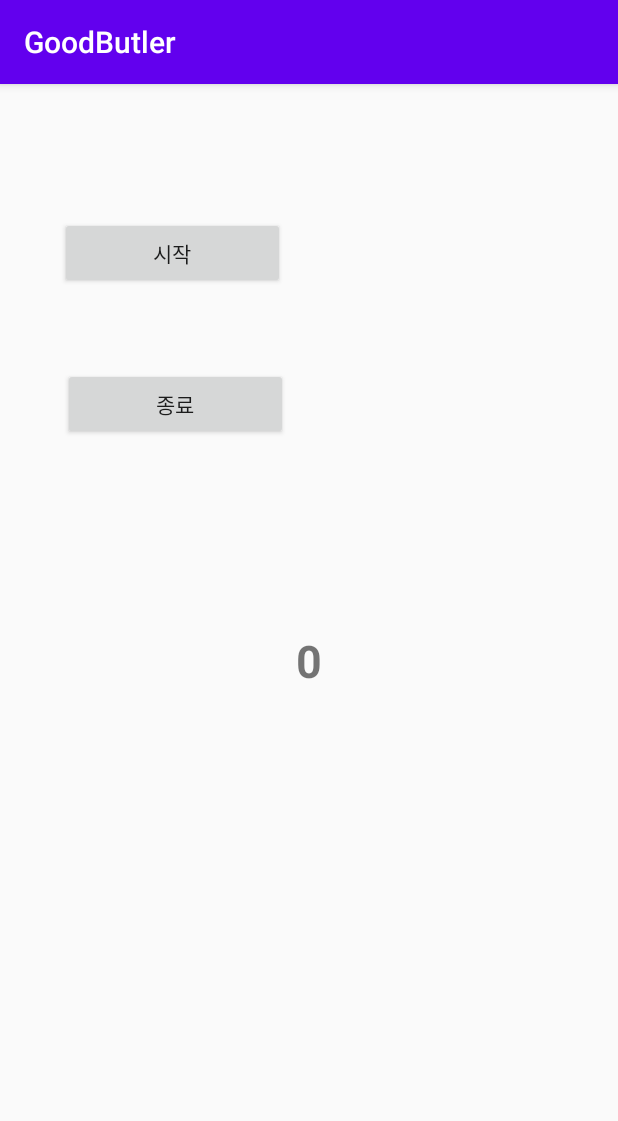
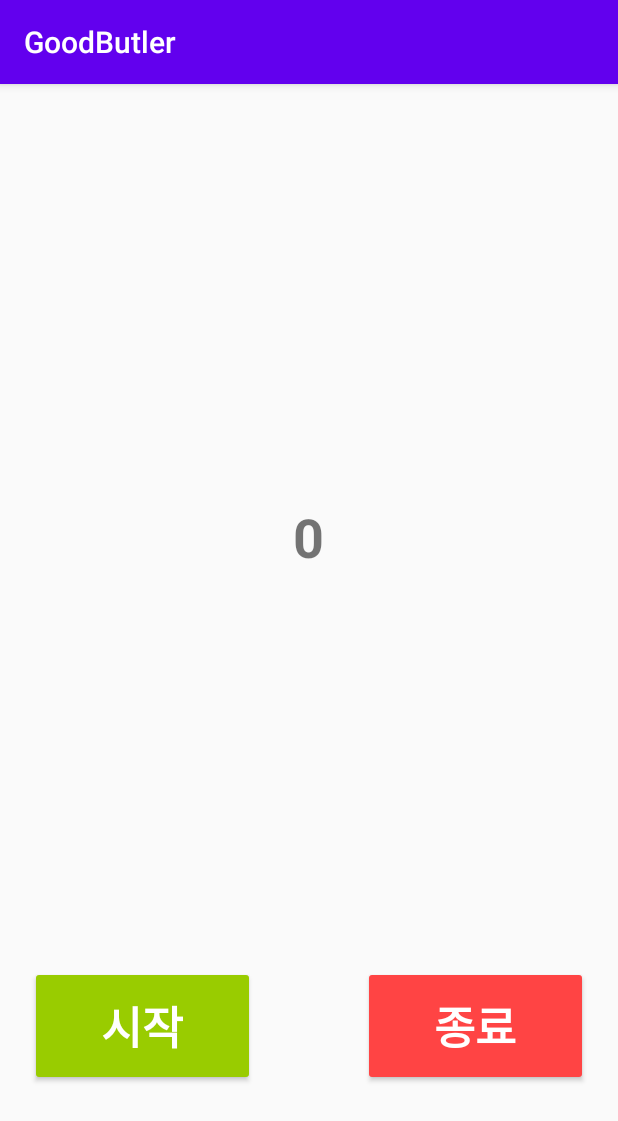
Before and after one commit to zer05um2017/GoodButler, an Android app: the PedometerActivity screen opened directly, with no data from a screen before it, on a phone screen of 412 x 824 dp. Shown: the top 1121 px of the screen. Run offline under Robolectric (Android 15) with nearby library versions, the phone set to English and light mode, and no system bars.

Commit message:
fixed bugs

```diff
--- a/app/src/main/AndroidManifest.xml
+++ b/app/src/main/AndroidManifest.xml
@@ -14,7 +14,7 @@
         android:supportsRtl="true"
         android:theme="@style/AppTheme">
         <activity android:name=".bloodglucose.BloodGlucoseActivity"
-                  android:windowSoftInputMode="stateAlwaysVisible"/>
+                  android:windowSoftInputMode="adjustResize"/>
         <activity android:name=".main.MainActivity">
             <intent-filter>
                 <action android:name="android.intent.action.MAIN" />
@@ -24,10 +24,10 @@
         </activity>
         <activity android:name=".graph.GraphActivity" />
         <activity android:name=".insulin.InsulinActivity"
-                  android:windowSoftInputMode="stateAlwaysVisible"/>
+                  android:windowSoftInputMode="adjustResize"/>
         <activity android:name=".pedometer.PedometerActivity" />
         <activity android:name=".feeding.FeedingActivity"
-                  android:windowSoftInputMode="stateAlwaysVisible"/>
+                  android:windowSoftInputMode="adjustResize"/>
     </application>
 
 </manifest>
--- a/app/src/main/java/com/j2d2/pedometer/PedometerActivity.kt
+++ b/app/src/main/java/com/j2d2/pedometer/PedometerActivity.kt
@@ -6,9 +6,11 @@ import android.hardware.SensorEvent
 import android.hardware.SensorEventListener
 import android.hardware.SensorManager
 import android.os.Bundle
+import android.widget.Toast
 import androidx.appcompat.app.AppCompatActivity
 import com.j2d2.R
 import kotlinx.android.synthetic.main.activity_pedometer.*
+import java.lang.Exception
 
 class PedometerActivity : AppCompatActivity(), SensorEventListener {
     private var mSteps = 0
@@ -19,13 +21,21 @@ class PedometerActivity : AppCompatActivity(), SensorEventListener {
     override fun onCreate(savedInstanceState: Bundle?) {
         super.onCreate(savedInstanceState)
         setContentView(R.layout.activity_pedometer)
-        sensorManager = getSystemService(Context.SENSOR_SERVICE) as SensorManager
-        stepCountSensor = sensorManager.getDefaultSensor(Sensor.TYPE_STEP_COUNTER)
+
+        try {
+            sensorManager = getSystemService(Context.SENSOR_SERVICE) as SensorManager
+            stepCountSensor = sensorManager.getDefaultSensor(Sensor.TYPE_STEP_COUNTER)
+        } catch (e: Exception) {
+            Toast.makeText(this@PedometerActivity, getString(R.string.com_j2d2_pedometer_pedometer_message_unsupported_pedometer), Toast.LENGTH_LONG).show()
+            finish()
+            return
+        }
 
 //        if (sensorManager.getDefaultSensor(Sensor.TYPE_STEP_COUNTER) != null) {
-//            Toast.makeText(this,"Success! There's a pressure sensor.", Toast.LENGTH_LONG)
+//            //Toast.makeText(this,"Success! There's a pressure sensor.", Toast.LENGTH_LONG)
 //        } else {
 //            Toast.makeText(this,"Failure! No pressure sensor.", Toast.LENGTH_LONG)
+//            return
 //        }
 
         btnStart.setOnClickListener {
--- a/app/src/main/res/layout/activity_feeding.xml
+++ b/app/src/main/res/layout/activity_feeding.xml
@@ -66,7 +66,7 @@
             android:id="@+id/rdoDryMethod"
             android:layout_width="130dp"
             android:layout_height="wrap_content"
-            android:checked="false"
+            android:checked="true"
             android:focusable="auto"
             android:selectAllOnFocus="true"
             android:text="건식"
@@ -92,7 +92,6 @@
         android:layout_marginTop="18dp"
         android:ems="10"
         android:focusable="auto"
-        android:hint="W/D"
         android:textAlignment="textStart"
         android:textSize="20sp"
         app:layout_constraintStart_toEndOf="@+id/textView20"
@@ -106,7 +105,6 @@
         android:layout_marginTop="15dp"
         android:ems="10"
         android:focusable="auto"
-        android:hint="177"
         android:inputType="numberDecimal"
         android:textAlignment="textEnd"
         android:textSize="20sp"
--- a/app/src/main/res/layout/activity_insulin.xml
+++ b/app/src/main/res/layout/activity_insulin.xml
@@ -151,7 +151,6 @@
         android:layout_marginTop="18dp"
         android:ems="10"
         android:focusable="auto"
-        android:hint="0.5"
         android:inputType="numberDecimal"
         android:textAlignment="textEnd"
         android:textSize="20sp"
@@ -178,7 +177,6 @@
         android:layout_marginTop="15dp"
         android:ems="10"
         android:focusable="auto"
-        android:hint="20"
         android:inputType="numberDecimal"
         android:textAlignment="textEnd"
         android:textSize="20sp"
@@ -223,7 +221,7 @@
             android:id="@+id/rdoHumulinN"
             android:layout_width="130dp"
             android:layout_height="wrap_content"
-            android:checked="false"
+            android:checked="true"
             android:focusable="auto"
             android:selectAllOnFocus="true"
             android:text="휴물린엔"
--- a/app/src/main/res/layout/activity_pedometer.xml
+++ b/app/src/main/res/layout/activity_pedometer.xml
@@ -12,33 +12,40 @@
         android:layout_height="wrap_content"
         android:text="0"
         android:textAlignment="center"
-        android:textSize="30sp"
+        android:textSize="36sp"
         android:textStyle="bold"
         app:layout_constraintBottom_toBottomOf="parent"
         app:layout_constraintEnd_toEndOf="parent"
+        app:layout_constraintHorizontal_bias="0.497"
         app:layout_constraintStart_toStartOf="parent"
-        app:layout_constraintTop_toTopOf="parent" />
+        app:layout_constraintTop_toTopOf="parent"
+        app:layout_constraintVertical_bias="0.386" />
 
     <Button
         android:id="@+id/btnStart"
         android:layout_width="150dp"
-        android:layout_height="wrap_content"
-        android:layout_marginStart="40dp"
-        android:layout_marginTop="62dp"
-        android:layout_marginBottom="25dp"
+        android:layout_height="80dp"
+        android:layout_marginStart="20dp"
+        android:layout_marginBottom="100dp"
+        android:backgroundTint="@android:color/holo_green_light"
         android:text="시작"
-        app:layout_constraintBottom_toTopOf="@+id/btnFinish"
-        app:layout_constraintStart_toStartOf="parent"
-        app:layout_constraintTop_toTopOf="parent" />
+        android:textColor="@android:color/background_light"
+        android:textSize="30sp"
+        android:textStyle="bold"
+        app:layout_constraintBottom_toBottomOf="parent"
+        app:layout_constraintStart_toStartOf="parent" />
 
     <Button
         android:id="@+id/btnFinish"
         android:layout_width="150dp"
-        android:layout_height="wrap_content"
-        android:layout_marginStart="2dp"
-        android:layout_marginBottom="504dp"
+        android:layout_height="80dp"
+        android:layout_marginEnd="20dp"
+        android:layout_marginBottom="100dp"
+        android:backgroundTint="@android:color/holo_red_light"
         android:text="종료"
+        android:textColor="@android:color/background_light"
+        android:textSize="30sp"
+        android:textStyle="bold"
         app:layout_constraintBottom_toBottomOf="parent"
-        app:layout_constraintStart_toStartOf="@+id/btnStart"
-        app:layout_constraintTop_toBottomOf="@+id/btnStart" />
+        app:layout_constraintEnd_toEndOf="parent" />
 </androidx.constraintlayout.widget.ConstraintLayout>
--- a/app/src/main/res/values/strings.xml
+++ b/app/src/main/res/values/strings.xml
@@ -27,4 +27,7 @@
     <!-- BloodGlucoseAcitivity -->
     <string name="com.j2d2.bloodglucose.blood_message.input_complete">입력이 완료 되었습니다.</string>
     <string name="com.j2d2.bloodglucose.blood_message.input_value">혈당값을 입력하세요.</string>
+
+    <!-- PedometerActivity -->
+    <string name="com.j2d2.pedometer.pedometer_message.unsupported_pedometer">해당 기능을 지원하지 않습니다.</string>
 </resources>
```
Also changed, not shown: app/src/main/java/com/j2d2/feeding/FeedingActivity.kt (+31 -1 lines), app/src/main/java/com/j2d2/insulin/InsulinActivity.kt (+15 -0 lines).
